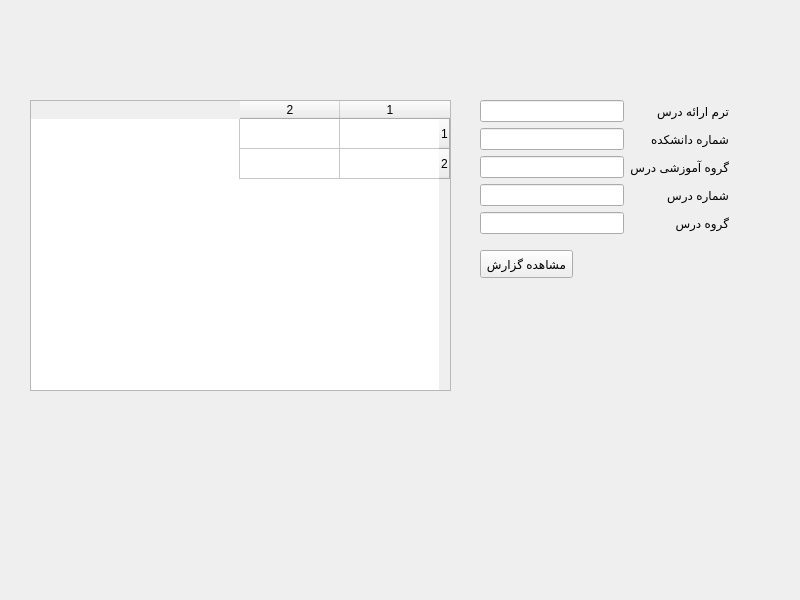
Qt form students/presentedcoursesform.ui (svasighi/UMIS) before a commit.
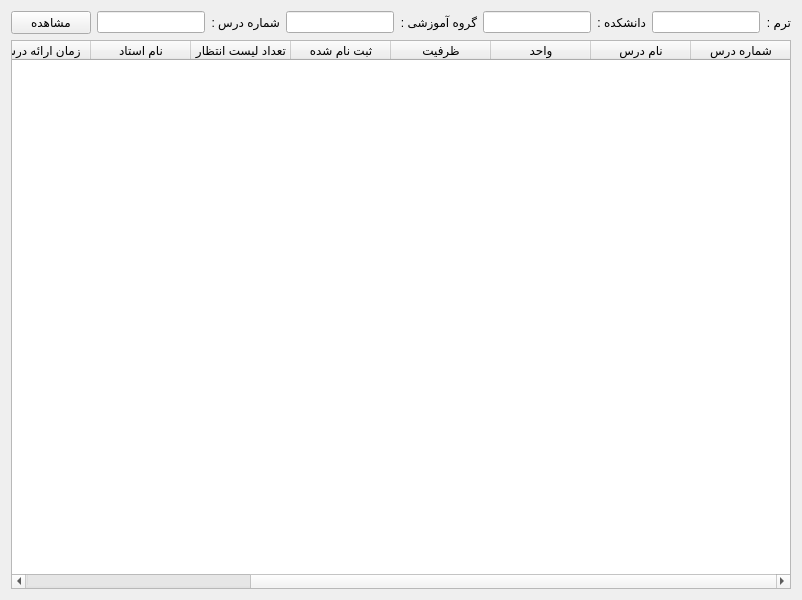
The same form after that commit.

What changed in the file:
```diff
--- a/students/presentedcoursesform.ui
+++ b/students/presentedcoursesform.ui
@@ -11,107 +11,193 @@
    </rect>
   </property>
   <property name="windowTitle">
-   <string>Form</string>
+   <string>دروس ارائه شده در ترم</string>
   </property>
   <property name="layoutDirection">
    <enum>Qt::RightToLeft</enum>
   </property>
-  <widget class="QPushButton" name="PB_Show">
-   <property name="geometry">
-    <rect>
-     <x>480</x>
-     <y>250</y>
-     <width>93</width>
-     <height>28</height>
-    </rect>
-   </property>
-   <property name="text">
-    <string>مشاهده گزارش</string>
-   </property>
-  </widget>
-  <widget class="QTableWidget" name="TBW_1">
-   <property name="geometry">
-    <rect>
-     <x>30</x>
-     <y>100</y>
-     <width>421</width>
-     <height>291</height>
-    </rect>
-   </property>
-   <property name="rowCount">
-    <number>2</number>
-   </property>
-   <property name="columnCount">
-    <number>2</number>
-   </property>
-   <row/>
-   <row/>
-   <column/>
-   <column/>
-  </widget>
-  <widget class="QWidget" name="layoutWidget">
-   <property name="geometry">
-    <rect>
-     <x>480</x>
-     <y>100</y>
-     <width>249</width>
-     <height>136</height>
-    </rect>
-   </property>
    <layout class="QGridLayout" name="gridLayout">
     <item row="0" column="0">
+    <layout class="QVBoxLayout" name="VL_Form">
+     <item>
+      <layout class="QHBoxLayout" name="HL_Top">
+       <item>
      <widget class="QLabel" name="L_TermNo">
       <property name="text">
-       <string>ترم ارائه درس</string>
-      </property>
-     </widget>
-    </item>
-    <item row="0" column="1">
-     <widget class="QLineEdit" name="LE_TermNo"/>
-    </item>
-    <item row="1" column="0">
+          <string>ترم :</string>
+         </property>
+         <property name="buddy">
+          <cstring>LE_TermNo</cstring>
+         </property>
+        </widget>
+       </item>
+       <item>
+        <widget class="QLineEdit" name="LE_TermNo">
+         <property name="sizePolicy">
+          <sizepolicy hsizetype="Fixed" vsizetype="Fixed">
+           <horstretch>0</horstretch>
+           <verstretch>0</verstretch>
+          </sizepolicy>
+         </property>
+        </widget>
+       </item>
+       <item>
      <widget class="QLabel" name="L_DepartmentCode">
       <property name="text">
-       <string>شماره دانشکده</string>
-      </property>
-     </widget>
-    </item>
-    <item row="1" column="1">
-     <widget class="QLineEdit" name="LE_DepartmentCode"/>
-    </item>
-    <item row="2" column="0">
+          <string>دانشکده :</string>
+         </property>
+         <property name="buddy">
+          <cstring>LE_DepartmentCode</cstring>
+         </property>
+        </widget>
+       </item>
+       <item>
+        <widget class="QLineEdit" name="LE_DepartmentCode">
+         <property name="sizePolicy">
+          <sizepolicy hsizetype="Fixed" vsizetype="Fixed">
+           <horstretch>0</horstretch>
+           <verstretch>0</verstretch>
+          </sizepolicy>
+         </property>
+        </widget>
+       </item>
+       <item>
      <widget class="QLabel" name="L_GroupCode">
       <property name="text">
-       <string>گروه آموزشی درس</string>
-      </property>
-     </widget>
-    </item>
-    <item row="2" column="1">
-     <widget class="QLineEdit" name="LE_GroupCode"/>
-    </item>
-    <item row="3" column="0">
+          <string>گروه آموزشی :</string>
+         </property>
+         <property name="buddy">
+          <cstring>LE_GroupCode</cstring>
+         </property>
+        </widget>
+       </item>
+       <item>
+        <widget class="QLineEdit" name="LE_GroupCode">
+         <property name="sizePolicy">
+          <sizepolicy hsizetype="Fixed" vsizetype="Fixed">
+           <horstretch>0</horstretch>
+           <verstretch>0</verstretch>
+          </sizepolicy>
+         </property>
+        </widget>
+       </item>
+       <item>
      <widget class="QLabel" name="L_CourseCode">
       <property name="text">
+          <string>شماره درس :</string>
+         </property>
+         <property name="buddy">
+          <cstring>LE_CourseCode</cstring>
+         </property>
+        </widget>
+       </item>
+       <item>
+        <widget class="QLineEdit" name="LE_CourseCode">
+         <property name="sizePolicy">
+          <sizepolicy hsizetype="Fixed" vsizetype="Fixed">
+           <horstretch>0</horstretch>
+           <verstretch>0</verstretch>
+          </sizepolicy>
+         </property>
+        </widget>
+       </item>
+       <item>
+        <widget class="QPushButton" name="PB_ShowResult">
+         <property name="text">
+          <string>مشاهده</string>
+         </property>
+        </widget>
+       </item>
+       <item>
+        <spacer name="horizontalSpacer">
+         <property name="orientation">
+          <enum>Qt::Horizontal</enum>
+         </property>
+         <property name="sizeHint" stdset="0">
+          <size>
+           <width>40</width>
+           <height>20</height>
+          </size>
+         </property>
+        </spacer>
+       </item>
+      </layout>
+     </item>
+     <item>
+      <widget class="QTableWidget" name="TBW_Courses">
+       <property name="editTriggers">
+        <set>QAbstractItemView::NoEditTriggers</set>
+       </property>
+       <property name="selectionMode">
+        <enum>QAbstractItemView::NoSelection</enum>
+       </property>
+       <property name="selectionBehavior">
+        <enum>QAbstractItemView::SelectRows</enum>
+       </property>
+       <column>
+        <property name="text">
        <string>شماره درس</string>
       </property>
-     </widget>
-    </item>
-    <item row="3" column="1">
-     <widget class="QLineEdit" name="LE_CourseCode"/>
-    </item>
-    <item row="4" column="0">
-     <widget class="QLabel" name="L_GroupNo">
+       </column>
+       <column>
       <property name="text">
-       <string>گروه درس</string>
-      </property>
-     </widget>
-    </item>
-    <item row="4" column="1">
-     <widget class="QLineEdit" name="LE_GroupNo"/>
+         <string>نام درس</string>
+        </property>
+       </column>
+       <column>
+        <property name="text">
+         <string>واحد</string>
+        </property>
+       </column>
+       <column>
+        <property name="text">
+         <string>ظرفیت</string>
+        </property>
+       </column>
+       <column>
+        <property name="text">
+         <string>ثبت نام شده</string>
+        </property>
+       </column>
+       <column>
+        <property name="text">
+         <string>تعداد لیست انتظار</string>
+        </property>
+       </column>
+       <column>
+        <property name="text">
+         <string>نام استاد</string>
+        </property>
+       </column>
+       <column>
+        <property name="text">
+         <string>زمان ارائه درس</string>
+        </property>
+       </column>
+       <column>
+        <property name="text">
+         <string>مکان ارائه درس</string>
+        </property>
+       </column>
+       <column>
+        <property name="text">
+         <string>امتحان</string>
+        </property>
+       </column>
+      </widget>
+     </item>
+    </layout>
     </item>
    </layout>
   </widget>
- </widget>
+ <tabstops>
+  <tabstop>LE_TermNo</tabstop>
+  <tabstop>LE_DepartmentCode</tabstop>
+  <tabstop>LE_GroupCode</tabstop>
+  <tabstop>LE_CourseCode</tabstop>
+  <tabstop>PB_ShowResult</tabstop>
+  <tabstop>TBW_Courses</tabstop>
+ </tabstops>
  <resources/>
  <connections/>
 </ui>
```
Lines whose indentation alone changed are shown as unchanged.
